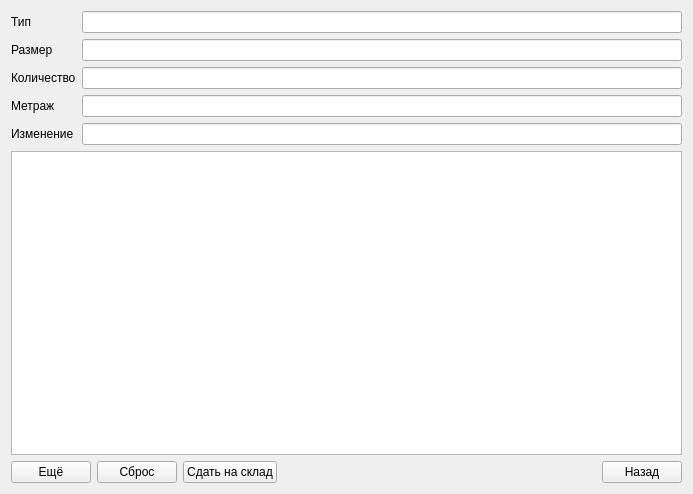
Before: the Qt Designer form stockinforma.ui in Lelius/protyazhka, drawn with Qt 5.
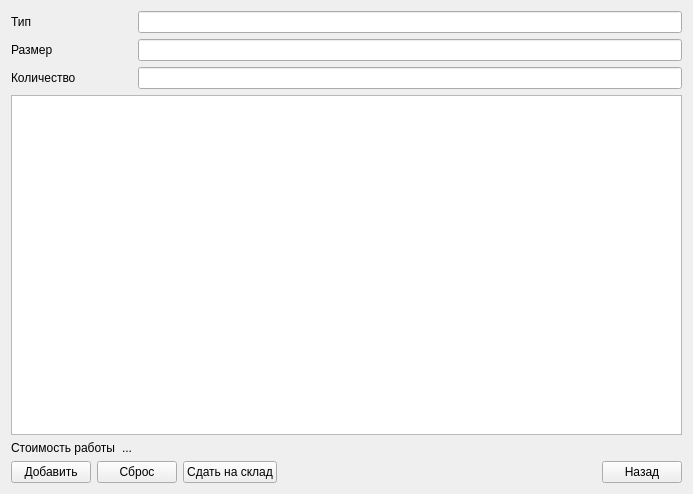
After: the same form once the commit is applied.

Commit message: Правка дизайна формы StockInForma.

The edit to the form file:
```diff
--- a/stockinforma.ui
+++ b/stockinforma.ui
@@ -14,35 +14,6 @@
    <string>Form</string>
   </property>
   <layout class="QGridLayout" name="gridLayout_2">
-   <item row="4" column="1">
-    <widget class="QLineEdit" name="lineEditInChangeData"/>
-   </item>
-   <item row="0" column="1">
-    <widget class="QLineEdit" name="lineEditInType"/>
-   </item>
-   <item row="1" column="1">
-    <widget class="QLineEdit" name="lineEditInSize"/>
-   </item>
-   <item row="2" column="1">
-    <widget class="QLineEdit" name="lineEditInNumber"/>
-   </item>
-   <item row="3" column="1">
-    <widget class="QLineEdit" name="lineEditInFootage"/>
-   </item>
-   <item row="0" column="0">
-    <widget class="QLabel" name="labelInType">
-     <property name="text">
-      <string>Тип</string>
-     </property>
-    </widget>
-   </item>
-   <item row="1" column="0">
-    <widget class="QLabel" name="labelInSize">
-     <property name="text">
-      <string>Размер</string>
-     </property>
-    </widget>
-   </item>
    <item row="2" column="0">
     <widget class="QLabel" name="labelInNumber">
      <property name="text">
@@ -50,29 +21,29 @@
      </property>
     </widget>
    </item>
-   <item row="3" column="0">
-    <widget class="QLabel" name="labelInFootage">
+   <item row="1" column="0">
+    <widget class="QLabel" name="labelInSize">
      <property name="text">
-      <string>Метраж</string>
+      <string>Размер</string>
      </property>
     </widget>
    </item>
-   <item row="4" column="0">
-    <widget class="QLabel" name="labelInChangeData">
+   <item row="0" column="0">
+    <widget class="QLabel" name="labelInType">
      <property name="text">
-      <string>Изменение</string>
+      <string>Тип</string>
      </property>
     </widget>
    </item>
-   <item row="5" column="0" colspan="2">
+   <item row="3" column="0" colspan="3">
     <widget class="QTableView" name="tableView"/>
    </item>
-   <item row="6" column="0" colspan="2">
+   <item row="6" column="0" colspan="3">
     <layout class="QGridLayout" name="gridLayout">
-     <item row="0" column="0">
-      <widget class="QPushButton" name="pushButtonInNext">
+     <item row="0" column="4">
+      <widget class="QPushButton" name="pushButtonBackStock">
        <property name="text">
-        <string>Ещё</string>
+        <string>Назад</string>
        </property>
       </widget>
      </item>
@@ -89,13 +60,6 @@
        </property>
       </spacer>
      </item>
-     <item row="0" column="4">
-      <widget class="QPushButton" name="pushButtonBackStock">
-       <property name="text">
-        <string>Назад</string>
-       </property>
-      </widget>
-     </item>
      <item row="0" column="1">
       <widget class="QPushButton" name="pushButtonInReset">
        <property name="text">
@@ -110,8 +74,38 @@
        </property>
       </widget>
      </item>
+     <item row="0" column="0">
+      <widget class="QPushButton" name="pushButtonInNext">
+       <property name="text">
+        <string>Добавить</string>
+       </property>
+      </widget>
+     </item>
     </layout>
    </item>
+   <item row="0" column="2">
+    <widget class="QLineEdit" name="lineEditInType"/>
+   </item>
+   <item row="1" column="2">
+    <widget class="QLineEdit" name="lineEditInSize"/>
+   </item>
+   <item row="2" column="2">
+    <widget class="QLineEdit" name="lineEditInNumber"/>
+   </item>
+   <item row="4" column="0">
+    <widget class="QLabel" name="labelTextCostOfWork">
+     <property name="text">
+      <string>Стоимость работы</string>
+     </property>
+    </widget>
+   </item>
+   <item row="4" column="1">
+    <widget class="QLabel" name="labelCostOfWork">
+     <property name="text">
+      <string>...</string>
+     </property>
+    </widget>
+   </item>
   </layout>
  </widget>
  <resources/>
```
